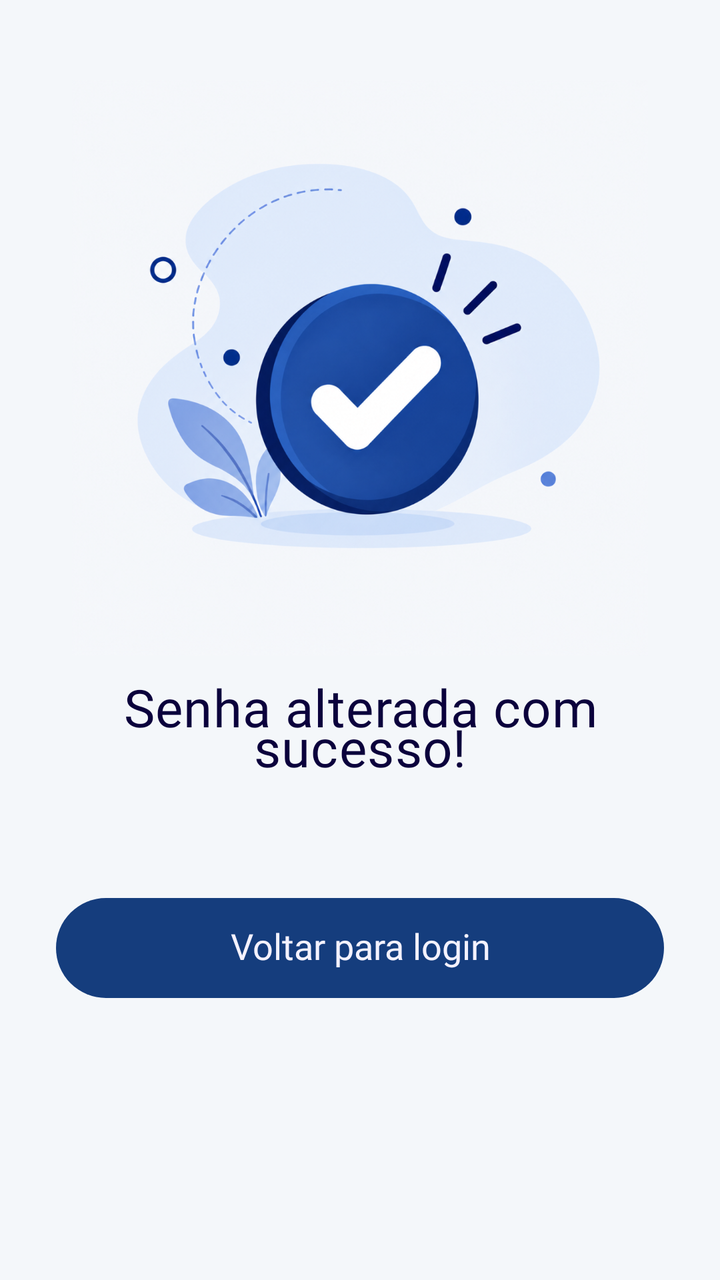
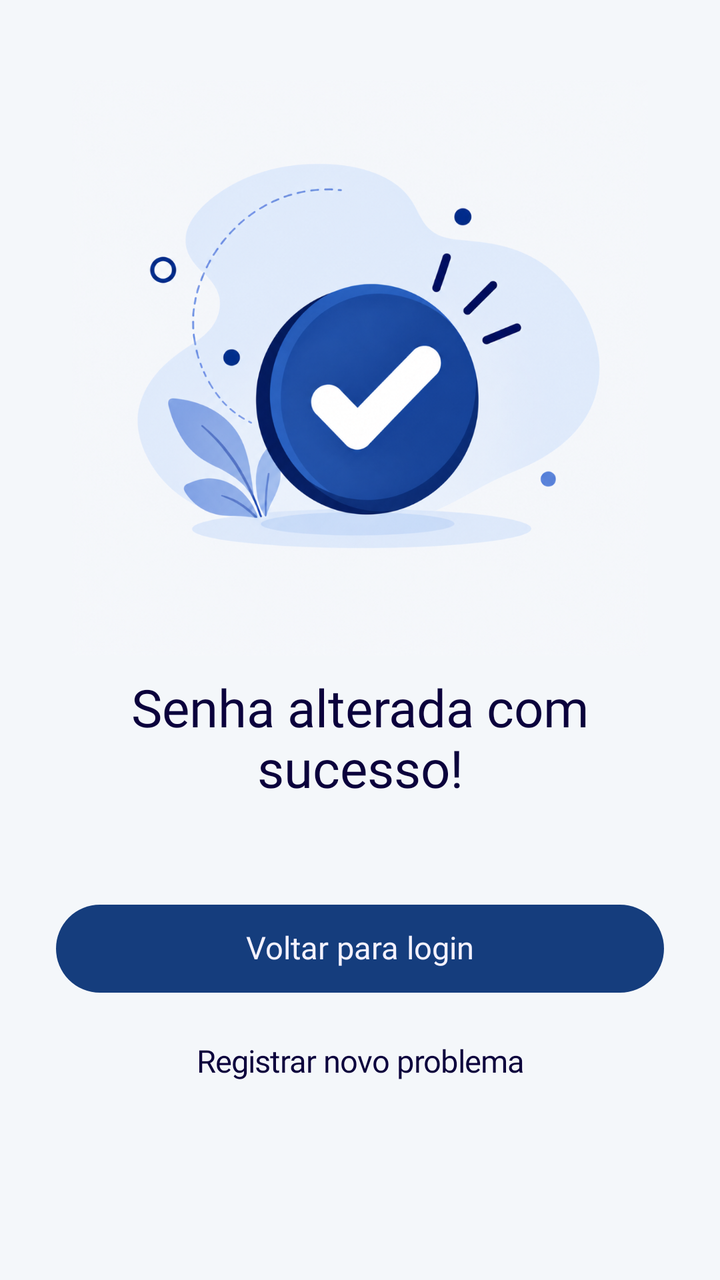

Two renders of the same Android screen: before a commit and after it. Below are the layout's source before the change and the commit's diff.
<!-- AndroidManifest.xml: application theme Theme.FIXA -->
<!-- res/layout/activity_password_success.xml -->
<?xml version="1.0" encoding="utf-8"?>
<androidx.core.widget.NestedScrollView xmlns:android="http://schemas.android.com/apk/res/android"
    xmlns:app="http://schemas.android.com/apk/res-auto"
    xmlns:tools="http://schemas.android.com/tools"
    android:id="@+id/recoveryRoot"
    android:layout_width="match_parent"
    android:layout_height="match_parent"
    android:background="@color/app_background_alt"
    android:fillViewport="true"
    android:overScrollMode="never"
    tools:context=".ui.auth.PasswordSuccessActivity">

    <androidx.constraintlayout.widget.ConstraintLayout
        android:layout_width="match_parent"
        android:layout_height="wrap_content"
        android:paddingBottom="@dimen/recovery_bottom_spacing">

        <ImageView
            android:id="@+id/ivSuccess"
            android:layout_width="0dp"
            android:layout_height="0dp"
            android:layout_marginTop="@dimen/app_success_image_margin_top"
            android:adjustViewBounds="true"
            android:importantForAccessibility="no"
            android:scaleType="fitCenter"
            app:layout_constraintDimensionRatio="1:1"
            app:layout_constraintEnd_toEndOf="parent"
            app:layout_constraintHeight_max="@dimen/app_success_image_size"
            app:layout_constraintStart_toStartOf="parent"
            app:layout_constraintTop_toTopOf="parent"
            app:layout_constraintWidth_max="@dimen/app_success_image_size"
            app:layout_constraintWidth_percent="0.8"
            app:srcCompat="@drawable/img_success_illustration" />

        <TextView
            android:id="@+id/tvTitle"
            android:layout_width="0dp"
            android:layout_height="wrap_content"
            android:layout_marginStart="@dimen/app_success_button_side_margin"
            android:layout_marginTop="@dimen/recovery_success_title_top_margin"
            android:layout_marginEnd="@dimen/app_success_button_side_margin"
            android:accessibilityHeading="true"
            android:gravity="center"
            android:text="@string/recovery_success_title"
            android:textAppearance="@style/TextAppearance.FIXA.App.Success.Title"
            app:layout_constraintEnd_toEndOf="parent"
            app:layout_constraintStart_toStartOf="parent"
            app:layout_constraintTop_toBottomOf="@id/ivSuccess" />

        <com.google.android.material.button.MaterialButton
            android:id="@+id/btnBackToLogin"
            style="@style/Widget.FIXA.App.Button.Primary"
            android:layout_width="0dp"
            android:layout_height="wrap_content"
            android:layout_marginStart="@dimen/app_success_button_side_margin"
            android:layout_marginTop="@dimen/app_success_button_margin_top"
            android:layout_marginEnd="@dimen/app_success_button_side_margin"
            android:minHeight="@dimen/app_button_height_lg"
            android:text="@string/recovery_success_back_to_login"
            android:textColor="@color/app_on_primary_soft"
            android:textSize="@dimen/app_success_button_text_size"
            app:layout_constraintBottom_toBottomOf="parent"
            app:layout_constraintEnd_toEndOf="parent"
            app:layout_constraintStart_toStartOf="parent"
            app:layout_constraintTop_toBottomOf="@id/tvTitle"
            app:layout_constraintVertical_bias="0"
            app:layout_constraintWidth_max="346dp" />

    </androidx.constraintlayout.widget.ConstraintLayout>
</androidx.core.widget.NestedScrollView>
<!-- resources referenced by this layout -->
<resources>
  <color name="app_background_alt">#FFF4F7FA</color>
  <color name="app_on_primary_soft">#FFF4F2FF</color>
  <dimen name="app_button_height_lg">50dp</dimen>
  <dimen name="app_success_button_margin_top">58dp</dimen>
  <dimen name="app_success_button_side_margin">28dp</dimen>
  <dimen name="app_success_button_text_size">18sp</dimen>
  <dimen name="app_success_image_margin_top">40dp</dimen>
  <dimen name="app_success_image_size">300dp</dimen>
  <dimen name="recovery_bottom_spacing">24dp</dimen>
  <dimen name="recovery_success_title_top_margin">8dp</dimen>
  <!-- drawable img_success_illustration: png bitmap (drawable-xxxhdpi, 846853 bytes) -->
  <string name="recovery_success_back_to_login">Voltar para login</string>
  <string name="recovery_success_title">Senha alterada com sucesso!</string>
  <style name="TextAppearance.FIXA.App.Success.Title" parent="TextAppearance.FIXA.App.Medium">
          <item name="android:textColor">@color/app_primary_deep</item>
          <item name="android:textSize">@dimen/app_success_title_text_size</item>
          <item name="android:lineSpacingMultiplier">1.2</item>
      </style>
  <style name="Widget.FIXA.App.Button.Primary" parent="Widget.Material3.Button">
          <item name="android:fontFamily">@font/poppins_medium</item>
          <item name="android:textFontWeight">500</item>
          <item name="android:includeFontPadding">false</item>
          <item name="android:textAllCaps">false</item>
          <item name="android:letterSpacing">0</item>
          <item name="android:insetTop">0dp</item>
          <item name="android:insetBottom">0dp</item>
          <item name="android:paddingStart">0dp</item>
          <item name="android:paddingEnd">0dp</item>
          <item name="android:textColor">@color/app_on_primary</item>
          <item name="backgroundTint">@color/app_primary</item>
          <item name="cornerRadius">@dimen/app_button_radius</item>
          <item name="rippleColor">@color/app_on_primary_soft</item>
          <item name="elevation">0dp</item>
      </style>
  <style name="Theme.FIXA" parent="Base.Theme.FIXA" />
  <style name="TextAppearance.FIXA.App.Medium">
          <item name="android:fontFamily">@font/poppins_medium</item>
          <item name="fontFamily">@font/poppins_medium</item>
          <item name="android:textFontWeight">500</item>
      </style>
  <color name="app_primary_deep">#FF0B013C</color>
  <dimen name="app_success_title_text_size">26sp</dimen>
  <color name="app_on_primary">#FFFFFFFF</color>
  <color name="app_primary">#FF153D7D</color>
  <dimen name="app_button_radius">25dp</dimen>
  <style name="Base.Theme.FIXA" parent="Theme.Material3.DayNight.NoActionBar">
          
          
      </style>
</resources>

<!-- the commit's change to res/layout/activity_password_success.xml (unified diff, before → after) -->
@@ -59,12 +59,28 @@
             android:text="@string/recovery_success_back_to_login"
             android:textColor="@color/app_on_primary_soft"
             android:textSize="@dimen/app_success_button_text_size"
+            app:layout_constraintEnd_toEndOf="parent"
+            app:layout_constraintStart_toStartOf="parent"
+            app:layout_constraintTop_toBottomOf="@id/tvTitle"
+            app:layout_constraintWidth_max="346dp" />
+
+        
+        <com.google.android.material.button.MaterialButton
+            android:id="@+id/btnNewRequest"
+            style="@style/Widget.FIXA.App.Button.Text"
+            android:layout_width="wrap_content"
+            android:layout_height="@dimen/app_button_height"
+            android:layout_marginTop="@dimen/app_success_secondary_margin_top"
+            android:letterSpacing="-0.0178"
+            android:text="@string/app_success_new"
+            android:textColor="@color/app_primary_deep"
+            android:textSize="@dimen/app_success_button_text_size"
             app:layout_constraintBottom_toBottomOf="parent"
             app:layout_constraintEnd_toEndOf="parent"
             app:layout_constraintStart_toStartOf="parent"
-            app:layout_constraintTop_toBottomOf="@id/tvTitle"
+            app:layout_constraintTop_toBottomOf="@id/btnBackToLogin"
             app:layout_constraintVertical_bias="0"
-            app:layout_constraintWidth_max="346dp" />
+            app:rippleColor="@color/app_field_background" />
 
     </androidx.constraintlayout.widget.ConstraintLayout>
 </androidx.core.widget.NestedScrollView>
<!-- resource entries referenced after the edit -->
@@ -1,16 +1,19 @@
 <!-- resources referenced by this layout -->
 <resources>
   <color name="app_background_alt">#FFF4F7FA</color>
+  <color name="app_field_background">#4DDBE0EB</color>
   <color name="app_on_primary_soft">#FFF4F2FF</color>
-  <dimen name="app_button_height_lg">50dp</dimen>
-  <dimen name="app_success_button_margin_top">58dp</dimen>
+  <dimen name="app_button_height_lg">44dp</dimen>
+  <dimen name="app_success_button_margin_top">51dp</dimen>
   <dimen name="app_success_button_side_margin">28dp</dimen>
-  <dimen name="app_success_button_text_size">18sp</dimen>
+  <dimen name="app_success_button_text_size">15.5sp</dimen>
   <dimen name="app_success_image_margin_top">40dp</dimen>
   <dimen name="app_success_image_size">300dp</dimen>
+  <dimen name="app_success_secondary_margin_top">15dp</dimen>
   <dimen name="recovery_bottom_spacing">24dp</dimen>
   <dimen name="recovery_success_title_top_margin">8dp</dimen>
   <!-- drawable img_success_illustration: png bitmap (drawable-xxxhdpi, 846853 bytes) -->
+  <string name="app_success_new">Registrar novo problema</string>
   <string name="recovery_success_back_to_login">Voltar para login</string>
   <string name="recovery_success_title">Senha alterada com sucesso!</string>
   <style name="TextAppearance.FIXA.App.Success.Title" parent="TextAppearance.FIXA.App.Medium">
@@ -34,6 +37,15 @@
           <item name="rippleColor">@color/app_on_primary_soft</item>
           <item name="elevation">0dp</item>
       </style>
+  <style name="Widget.FIXA.App.Button.Text" parent="Widget.Material3.Button.TextButton">
+          <item name="android:fontFamily">@font/poppins_medium</item>
+          <item name="android:textFontWeight">500</item>
+          <item name="android:includeFontPadding">false</item>
+          <item name="android:textAllCaps">false</item>
+          <item name="android:letterSpacing">0</item>
+          <item name="android:insetTop">0dp</item>
+          <item name="android:insetBottom">0dp</item>
+      </style>
   <style name="Theme.FIXA" parent="Base.Theme.FIXA" />
   <style name="TextAppearance.FIXA.App.Medium">
           <item name="android:fontFamily">@font/poppins_medium</item>
@@ -41,10 +53,11 @@
           <item name="android:textFontWeight">500</item>
       </style>
   <color name="app_primary_deep">#FF0B013C</color>
+  <dimen name="app_button_height">39dp</dimen>
   <dimen name="app_success_title_text_size">26sp</dimen>
   <color name="app_on_primary">#FFFFFFFF</color>
   <color name="app_primary">#FF153D7D</color>
-  <dimen name="app_button_radius">25dp</dimen>
+  <dimen name="app_button_radius">22dp</dimen>
   <style name="Base.Theme.FIXA" parent="Theme.Material3.DayNight.NoActionBar">
           
           
